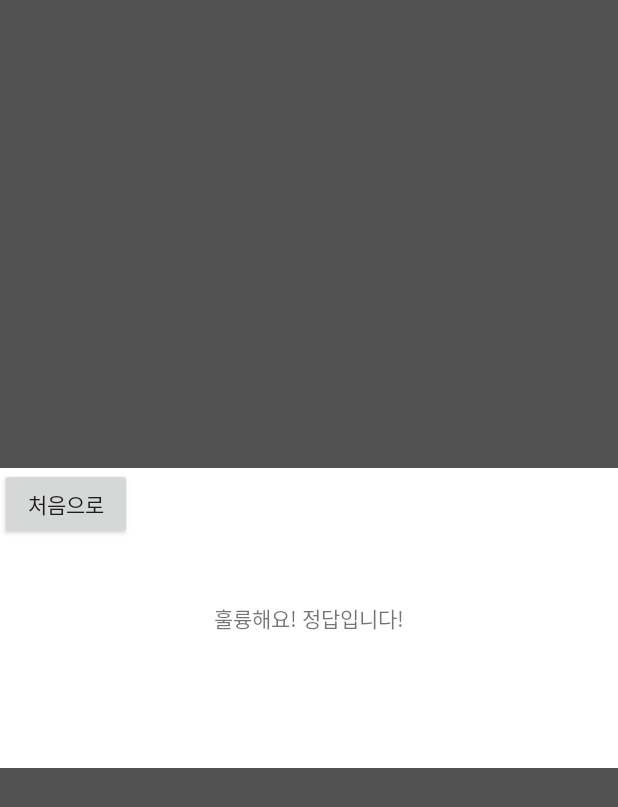
After one commit to kmmmmmj/robotcode, an Android app: the layout popup_quiz_finish.xml on its own in the app's theme, with its tools: preview values and no code run, on a phone screen of 412 x 824 dp. The commit adds this screen. Shown: the top 807 px of the screen. Run offline under Robolectric (Android 15) with nearby library versions, the phone set to English and light mode, and no system bars.

Commit message:
before quiz activity

```diff
--- a/app/src/main/java/project/sk/robocode3/robot_project/TravelStartActivity.java
+++ b/app/src/main/java/project/sk/robocode3/robot_project/TravelStartActivity.java
@@ -83,7 +83,7 @@ public class TravelStartActivity extends RobotActivity {
         button_move_down = (Button)findViewById(R.id.button_move_down);
         button_move_left = (Button)findViewById(R.id.button_move_left);
         button_move_right = (Button)findViewById(R.id.button_move_right);
-        button_submit = (Button)findViewById(R.id.button_submit);
+        button_submit = (Button)findViewById(R.id.button_finish);
 
         button_move_up.setOnTouchListener(new View.OnTouchListener() {
             @Override
@@ -164,6 +164,7 @@ public class TravelStartActivity extends RobotActivity {
                             if(popupWindow_correct.isShowing()){
                                 popupWindow_correct.dismiss();
                                 Intent intent =  new Intent(getApplicationContext(), QuizActivity.class);
+                                intent.putExtra("index",index);
                                 startActivity(intent);
                             }
                         }
--- a/app/src/main/res/layout/activity_travel_start.xml
+++ b/app/src/main/res/layout/activity_travel_start.xml
@@ -15,7 +15,6 @@
             android:id="@+id/button_hint"
             android:layout_width="100dp"
             android:layout_height="50dp"
-            android:onClick="onClick"
             android:text="HINT" />
     </RelativeLayout>
 
@@ -38,7 +37,6 @@
                 android:layout_height="100dp"
                 android:layout_centerHorizontal="true"
                 android:layout_centerVertical="true"
-                android:onClick="onClick"
                 android:text="도착" />
         </RelativeLayout>
 
@@ -60,7 +58,6 @@
                     android:layout_width="100dp"
                     android:layout_height="match_parent"
                     android:layout_centerHorizontal="true"
-                    android:onClick="onClick"
                     android:text="위로"
 
                     />
@@ -77,7 +74,6 @@
                     android:layout_width="100dp"
                     android:layout_height="match_parent"
                     android:layout_gravity="left"
-                    android:onClick="onClick"
                     android:text="왼쪽" />
 
                 <Button
@@ -85,7 +81,6 @@
                     android:layout_width="100dp"
                     android:layout_height="match_parent"
                     android:layout_alignParentRight="true"
-                    android:onClick="onClick"
                     android:text="오른쪽" />
             </RelativeLayout>
 
@@ -99,7 +94,6 @@
                     android:layout_width="100dp"
                     android:layout_height="match_parent"
                     android:layout_centerHorizontal="true"
-                    android:onClick="onClick"
                     android:text="아래로" />
             </RelativeLayout>
 
--- /dev/null
+++ b/app/src/main/res/layout/popup_quiz_finish.xml
@@ -0,0 +1,30 @@
+<?xml version="1.0" encoding="utf-8"?>
+<LinearLayout
+    xmlns:android="http://schemas.android.com/apk/res/android"
+    android:layout_width="match_parent"
+    android:background="@color/transparent_gray"
+    android:layout_height="match_parent"
+    android:gravity="center">
+
+    <RelativeLayout
+        android:layout_width="match_parent"
+        android:background="@color/colorWhite"
+        android:layout_height="wrap_content">
+
+    <TextView
+        android:id="@+id/textview_content"
+        android:layout_width="match_parent"
+        android:layout_height="200dp"
+        android:text="훌륭해요! 정답입니다!"
+        android:gravity="center"/>
+
+        <Button
+            android:id="@+id/button_go_home"
+            android:layout_width="wrap_content"
+            android:layout_height="wrap_content"
+            android:onClick="onClick"
+            android:text="처음으로"/>
+
+
+    </RelativeLayout>
+</LinearLayout>
```
Also changed, not shown: app/src/main/java/project/sk/robocode3/robot_project/QuizActivity.java (+74 -1 lines), 137 other files.
